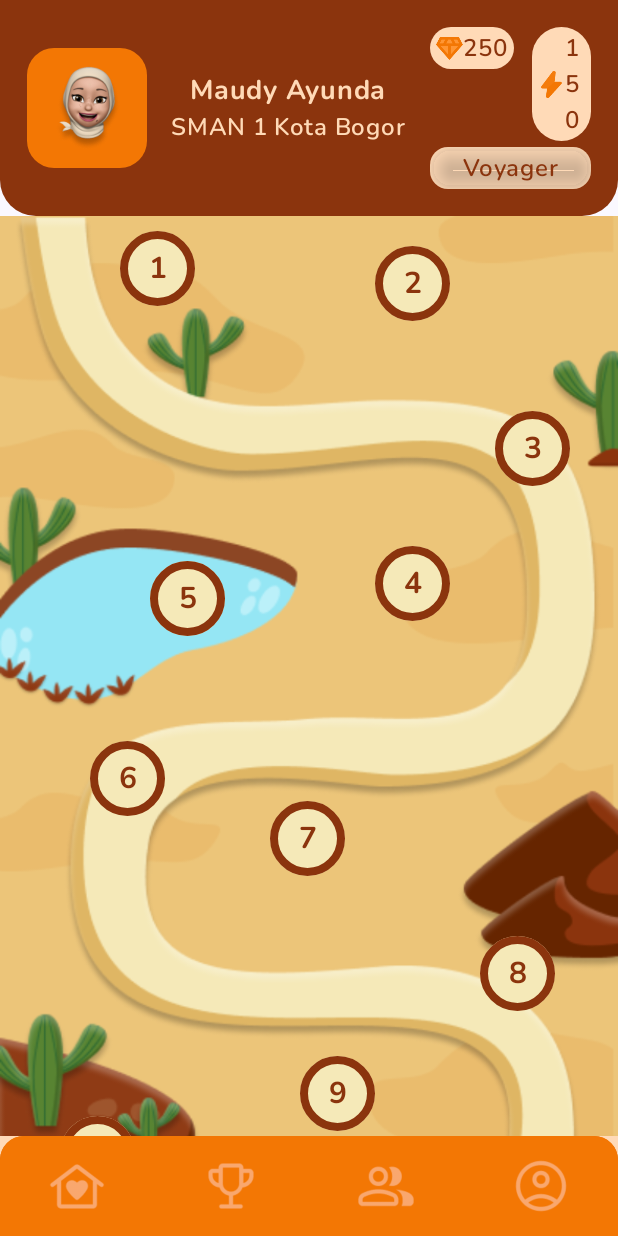
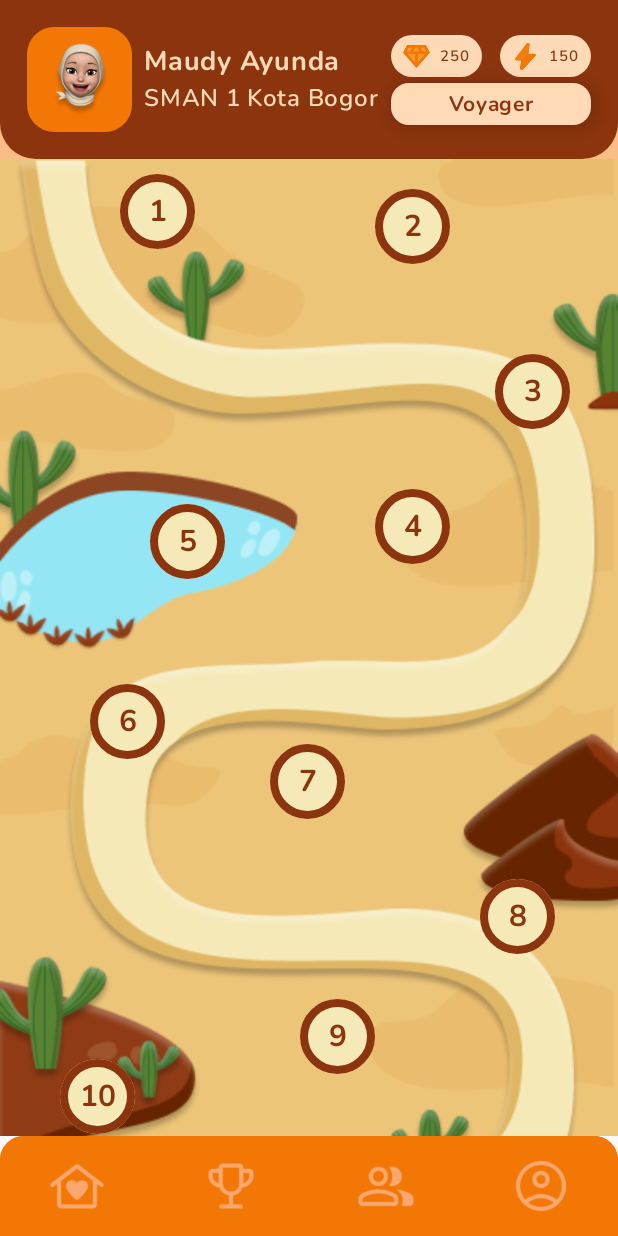
Before and after one commit to devanfer02/geomatruiz, an Android app built with Jetpack Compose: the HomeScreen screen opened through its navigation route, after a tap on "YUK MAIN", on a phone screen of 412 x 824 dp. Run offline under Robolectric (Android 15) with nearby library versions, the phone set to English and light mode, and no system bars.

Commit message:
chore: tidyup some screens

```diff
--- a/app/src/main/java/com/example/litecartesnative/components/Navbar.kt
+++ b/app/src/main/java/com/example/litecartesnative/components/Navbar.kt
@@ -32,7 +32,7 @@ fun Navbar(
     Box(
         modifier = Modifier
             .fillMaxWidth()
-            .background(LitecartesColor.Surface)
+            .background(Color.Transparent)
     ) {
         BottomNavigation(
             backgroundColor = LitecartesColor.Primary,
@@ -76,7 +76,6 @@ fun Navbar(
             }
         }
     }
-
 }
 
 @Preview
--- a/app/src/main/java/com/example/litecartesnative/components/Navigation.kt
+++ b/app/src/main/java/com/example/litecartesnative/components/Navigation.kt
@@ -58,7 +58,10 @@ fun Navigation() {
         composable(
             route = Screen.QuestionScreen.route
         ) {
-            QuestionScreen(question = questionDummy)
+            QuestionScreen(
+                question = questionDummy,
+                navController = navController
+            )
         }
         composable(
             route = Screen.LeaderboardScreen.route
--- a/app/src/main/java/com/example/litecartesnative/features/auth/presentation/screens/AuthLoginScreen.kt
+++ b/app/src/main/java/com/example/litecartesnative/features/auth/presentation/screens/AuthLoginScreen.kt
@@ -9,6 +9,7 @@ import androidx.compose.foundation.layout.Spacer
 import androidx.compose.foundation.layout.fillMaxSize
 import androidx.compose.foundation.layout.fillMaxWidth
 import androidx.compose.foundation.layout.padding
+import androidx.compose.foundation.layout.systemBarsPadding
 import androidx.compose.material3.Scaffold
 import androidx.compose.material3.Text
 import androidx.compose.runtime.Composable
@@ -40,7 +41,9 @@ fun AuthLoginScreen(
             AuthTopBar(
                 painter = painterResource(id = R.drawable.login_screen)
             )
-        }
+        },
+        modifier = Modifier.systemBarsPadding()
+
     ) { innerPadding ->
         Column(
             modifier = Modifier
--- a/app/src/main/java/com/example/litecartesnative/features/auth/presentation/screens/AuthRegisterScreen.kt
+++ b/app/src/main/java/com/example/litecartesnative/features/auth/presentation/screens/AuthRegisterScreen.kt
@@ -9,6 +9,7 @@ import androidx.compose.foundation.layout.Spacer
 import androidx.compose.foundation.layout.fillMaxSize
 import androidx.compose.foundation.layout.fillMaxWidth
 import androidx.compose.foundation.layout.padding
+import androidx.compose.foundation.layout.systemBarsPadding
 import androidx.compose.material3.Scaffold
 import androidx.compose.material3.Text
 import androidx.compose.runtime.Composable
@@ -41,7 +42,8 @@ fun AuthRegisterScreen(
                 painter = painterResource(id = R.drawable.register_screen),
                 contentAlignment = Alignment.TopEnd
             )
-        }
+        },
+        modifier = Modifier.systemBarsPadding()
     ) { innerPadding ->
         Column(
             modifier = Modifier
@@ -120,7 +122,7 @@ fun AuthRegisterScreen(
                     modifier = Modifier.padding(2.dp)
                 )
                 Button(
-                    text = "masuk".uppercase(),
+                    text = "daftar".uppercase(),
                     borderColor = LitecartesColor.Secondary,
                     color = LitecartesColor.Surface,
                     backgroundColor = LitecartesColor.Secondary,
--- a/app/src/main/java/com/example/litecartesnative/features/quiz/presentation/components/BoxPoints.kt
+++ b/app/src/main/java/com/example/litecartesnative/features/quiz/presentation/components/BoxPoints.kt
@@ -3,6 +3,7 @@ package com.example.litecartesnative.features.quiz.presentation.components
 import androidx.compose.foundation.Image
 import androidx.compose.foundation.background
 import androidx.compose.foundation.layout.Row
+import androidx.compose.foundation.layout.Spacer
 import androidx.compose.foundation.layout.padding
 import androidx.compose.foundation.layout.size
 import androidx.compose.foundation.shape.RoundedCornerShape
@@ -15,6 +16,7 @@ import androidx.compose.ui.draw.shadow
 import androidx.compose.ui.res.painterResource
 import androidx.compose.ui.text.font.FontWeight
 import androidx.compose.ui.unit.dp
+import androidx.compose.ui.unit.sp
 import com.example.litecartesnative.R
 import com.example.litecartesnative.ui.theme.LitecartesColor
 import com.example.litecartesnative.ui.theme.nunitosFontFamily
@@ -34,7 +36,7 @@ fun BoxPoints(
             )
             .background(LitecartesColor.Surface)
             .padding(
-                horizontal = 4.dp,
+                horizontal = 8.dp,
                 vertical = 2.dp
             )
 ,
@@ -46,11 +48,16 @@ fun BoxPoints(
             modifier = Modifier
                 .size(18.dp)
         )
+        Spacer(
+            modifier = Modifier
+                .padding(3.dp)
+        )
         Text(
             text = "$points",
             fontFamily = nunitosFontFamily,
             color = LitecartesColor.Secondary,
             fontWeight = FontWeight.SemiBold,
+            fontSize = 10.sp
         )
     }
 }
--- a/app/src/main/java/com/example/litecartesnative/features/quiz/presentation/components/ChapterCard.kt
+++ b/app/src/main/java/com/example/litecartesnative/features/quiz/presentation/components/ChapterCard.kt
@@ -49,7 +49,7 @@ fun ChapterCard(
                 clip = false
             )
             .clip(RoundedCornerShape(16.dp))
-            .background(LitecartesColor.Primary)
+            .background(LitecartesColor.DarkerSurface)
     ) {
         Row(
             modifier = Modifier
@@ -66,14 +66,14 @@ fun ChapterCard(
             ) {
                 Text(
                     text = chapter.title,
-                    color = Color.White,
+                    color = LitecartesColor.Secondary,
                     fontFamily = nunitosFontFamily,
-                    fontWeight = FontWeight.Bold,
+                    fontWeight = FontWeight.ExtraBold,
                     fontSize = 24.sp
                 )
                 Text(
                     text = chapter.description,
-                    color = Color.White,
+                    color = LitecartesColor.Secondary,
                     fontFamily = nunitosFontFamily,
                     fontSize = 14.sp,
                     fontWeight = FontWeight.SemiBold,
@@ -87,7 +87,7 @@ fun ChapterCard(
                     shadowEnabled = true,
                     shadowColor = LitecartesColor.DarkBrown,
                     onClick = onClick,
-                    shadowHeight = 0.dp
+                    shadowHeight = 5.dp
                 )
             }
             Box(
--- a/app/src/main/java/com/example/litecartesnative/features/quiz/presentation/components/ProfileTopBar.kt
+++ b/app/src/main/java/com/example/litecartesnative/features/quiz/presentation/components/ProfileTopBar.kt
@@ -37,11 +37,13 @@ import com.example.litecartesnative.ui.theme.nunitosFontFamily
 
 @Composable
 fun ProfileTopBar(
-    modifier: Modifier = Modifier
+    modifier: Modifier = Modifier,
+    backgroundColor: Color = LitecartesColor.Surface
 ) {
     Box(
         modifier = modifier
             .fillMaxWidth()
+            .background(backgroundColor)
             .clip(
                 RoundedCornerShape(
                     bottomStart = 24.dp,
@@ -69,14 +71,14 @@ fun ProfileTopBar(
                     painter = painterResource(id = R.drawable.template_profile),
                     contentDescription = "profile image",
                     modifier = Modifier
-                        .height(80.dp)
+                        .height(70.dp)
                         .aspectRatio(1f)
                 )
             }
-            Spacer(modifier = Modifier.padding(8.dp))
+            Spacer(modifier = Modifier.padding(4.dp))
             Column(
                 verticalArrangement = Arrangement.Center,
-                horizontalAlignment = Alignment.CenterHorizontally,
+
                 modifier = Modifier
             ) {
                 Text(
@@ -93,14 +95,17 @@ fun ProfileTopBar(
                     fontWeight = FontWeight.SemiBold,
                 )
             }
-            Spacer(modifier = Modifier.padding(8.dp))
+            Spacer(modifier = Modifier.padding(4.dp))
             Column {
                 Row(
                     modifier = Modifier
+                        .fillMaxWidth(),
+                    horizontalArrangement = Arrangement.SpaceBetween
                 ) {
                     BoxPoints(
                         imageId = R.drawable.diamon,
-                        points = "250"
+                        points = "250",
+
                     )
                     Spacer(modifier = Modifier.padding(6.dp))
                     BoxPoints(
@@ -111,23 +116,24 @@ fun ProfileTopBar(
                 Spacer(modifier = Modifier.padding(2.dp))
                 Box(
                     modifier = Modifier
+                        .shadow(
+                            elevation = 8.dp,
+                            shape = RoundedCornerShape(20.dp),
+                            clip = false
+                        )
                         .clip(RoundedCornerShape(12.dp))
                         .background(LitecartesColor.Surface)
                         .fillMaxWidth()
                         .padding(2.dp)
-                        .shadow(
-                            elevation = 8.dp,
-                            shape = RoundedCornerShape(20.dp),
-                            clip = false
-                        ),
+                        ,
                     contentAlignment = Alignment.Center
                 ) {
                     Text(
                         text = "Voyager",
                         fontFamily = nunitosFontFamily,
                         color = LitecartesColor.Secondary,
-                        fontWeight = FontWeight.SemiBold,
-
+                        fontWeight = FontWeight.Bold,
+                        fontSize = 14.sp
                     )
                 }
             }
--- a/app/src/main/java/com/example/litecartesnative/features/quiz/presentation/screens/HomeScreen.kt
+++ b/app/src/main/java/com/example/litecartesnative/features/quiz/presentation/screens/HomeScreen.kt
@@ -30,7 +30,7 @@ fun HomeScreen(
 ) {
     Scaffold(
         topBar = {
-            ProfileTopBar()
+
         }
     ) { innerPadding ->
         Column(
@@ -39,6 +39,7 @@ fun HomeScreen(
                 .padding(innerPadding),
             verticalArrangement = Arrangement.SpaceBetween
         ) {
+            ProfileTopBar()
             Box(
                 modifier = Modifier
                     .fillMaxWidth()
--- a/app/src/main/java/com/example/litecartesnative/features/quiz/presentation/screens/LevelScreen.kt
+++ b/app/src/main/java/com/example/litecartesnative/features/quiz/presentation/screens/LevelScreen.kt
@@ -23,6 +23,7 @@ import com.example.litecartesnative.components.Navbar
 import com.example.litecartesnative.features.quiz.presentation.components.LevelButton
 import com.example.litecartesnative.features.quiz.presentation.components.ProfileTopBar
 import com.example.litecartesnative.ui.constants.Screen
+import com.example.litecartesnative.ui.theme.LitecartesColor
 
 @Composable
 fun LevelScreen(
@@ -31,9 +32,6 @@ fun LevelScreen(
     val scrollState = rememberScrollState()
 
     Scaffold(
-        topBar = {
-            ProfileTopBar()
-        }
     ) { innerPadding ->
         Column(
             modifier = Modifier
@@ -41,6 +39,9 @@ fun LevelScreen(
                 .fillMaxSize(),
             verticalArrangement = Arrangement.SpaceBetween
         ) {
+            ProfileTopBar(
+                backgroundColor = LitecartesColor.DarkerSurface
+            )
             Box(
                 modifier = Modifier
                     .weight(1f)
--- a/app/src/main/java/com/example/litecartesnative/ui/constants/NavItem.kt
+++ b/app/src/main/java/com/example/litecartesnative/ui/constants/NavItem.kt
@@ -23,14 +23,14 @@ sealed class NavItem(
     )
 
     object Friends : NavItem(
-        "friends",
+        Screen.FriendScreen.route,
         R.drawable.add_friends,
         R.drawable.active_add_friends,
         "friends"
     )
 
     object Profile : NavItem(
-        "profile",
+        Screen.ProfileScreen.route,
         R.drawable.profile,
         R.drawable.active_account_circle,
         "profile"
```
Also changed, not shown: app/src/main/java/com/example/litecartesnative/features/quiz/presentation/screens/QuestionScreen.kt (+24 -8 lines), app/src/main/java/com/example/litecartesnative/features/quiz/presentation/screens/ResultScreen.kt (+20 -3 lines), app/src/main/res/drawable/icon_benar.png (added), app/src/main/res/drawable/icon_salah.png (added).
